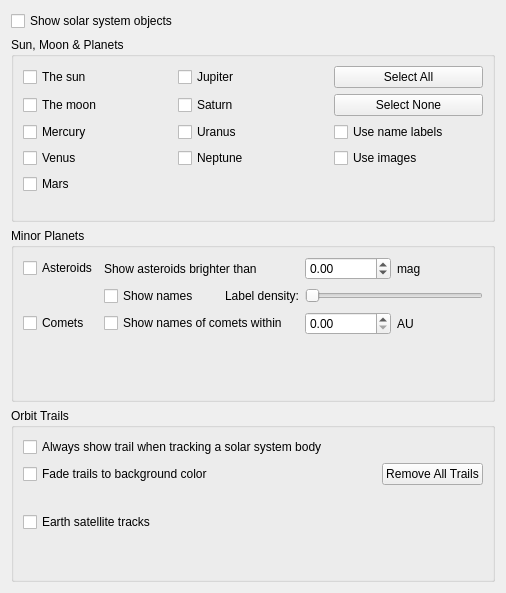
This is kstars/options/opssolarsystem.ui in KDE/kstars as Qt 5 draws it before an edit. The edited form follows.
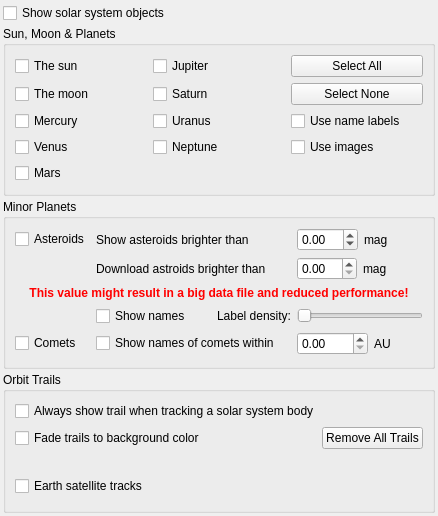
This is the edited form. Custom widgets are drawn as their Qt base class.

Patch:
```diff
--- a/kstars/options/opssolarsystem.ui
+++ b/kstars/options/opssolarsystem.ui
@@ -6,11 +6,26 @@
    <rect>
     <x>0</x>
     <y>0</y>
-    <width>506</width>
-    <height>593</height>
+    <width>438</width>
+    <height>516</height>
    </rect>
   </property>
   <layout class="QVBoxLayout">
+   <property name="spacing">
+    <number>3</number>
+   </property>
+   <property name="leftMargin">
+    <number>3</number>
+   </property>
+   <property name="topMargin">
+    <number>3</number>
+   </property>
+   <property name="rightMargin">
+    <number>3</number>
+   </property>
+   <property name="bottomMargin">
+    <number>3</number>
+   </property>
    <item>
     <widget class="QCheckBox" name="kcfg_ShowSolarSystem">
      <property name="text">
@@ -270,6 +285,36 @@
      <layout class="QVBoxLayout">
       <item>
        <layout class="QGridLayout">
+        <item row="3" column="0">
+         <spacer>
+          <property name="orientation">
+           <enum>Qt::Vertical</enum>
+          </property>
+          <property name="sizeType">
+           <enum>QSizePolicy::Fixed</enum>
+          </property>
+          <property name="sizeHint" stdset="0">
+           <size>
+            <width>20</width>
+            <height>16</height>
+           </size>
+          </property>
+         </spacer>
+        </item>
+        <item row="1" column="2">
+         <layout class="QHBoxLayout" name="horizontalLayout">
+          <item>
+           <widget class="QDoubleSpinBox" name="kcfg_MagLimitAsteroidDownload"/>
+          </item>
+          <item>
+           <widget class="QLabel" name="label_2">
+            <property name="text">
+             <string>mag</string>
+            </property>
+           </widget>
+          </item>
+         </layout>
+        </item>
         <item row="0" column="0">
          <widget class="QCheckBox" name="kcfg_ShowAsteroids">
           <property name="toolTip">
@@ -323,23 +368,7 @@
           </item>
          </layout>
         </item>
-        <item row="1" column="0">
-         <spacer>
-          <property name="orientation">
-           <enum>Qt::Vertical</enum>
-          </property>
-          <property name="sizeType">
-           <enum>QSizePolicy::Fixed</enum>
-          </property>
-          <property name="sizeHint" stdset="0">
-           <size>
-            <width>20</width>
-            <height>16</height>
-           </size>
-          </property>
-         </spacer>
-        </item>
-        <item row="1" column="1">
+        <item row="3" column="1">
          <layout class="QHBoxLayout">
           <item>
            <widget class="QCheckBox" name="kcfg_ShowAsteroidNames">
@@ -382,7 +411,7 @@
           </item>
          </layout>
         </item>
-        <item row="1" column="2">
+        <item row="3" column="2">
          <widget class="QSlider" name="kcfg_AsteroidLabelDensity">
           <property name="maximum">
            <number>20</number>
@@ -392,7 +421,7 @@
           </property>
          </widget>
         </item>
-        <item row="2" column="0">
+        <item row="4" column="0">
          <widget class="QCheckBox" name="kcfg_ShowComets">
           <property name="toolTip">
            <string>Draw comets?</string>
@@ -408,7 +437,7 @@
           </attribute>
          </widget>
         </item>
-        <item row="2" column="1">
+        <item row="4" column="1">
          <widget class="QCheckBox" name="kcfg_ShowCometNames">
           <property name="toolTip">
            <string>Show names of comets near the Sun</string>
@@ -424,7 +453,7 @@
           </attribute>
          </widget>
         </item>
-        <item row="2" column="2">
+        <item row="4" column="2">
          <layout class="QHBoxLayout">
           <item>
            <widget class="QDoubleSpinBox" name="kcfg_MaxRadCometName">
@@ -451,6 +480,26 @@
           </item>
          </layout>
         </item>
+        <item row="1" column="1">
+         <widget class="QLabel" name="label_3">
+          <property name="text">
+           <string>Download astroids brighter than</string>
+          </property>
+         </widget>
+        </item>
+        <item row="2" column="0" colspan="3">
+         <widget class="QLabel" name="MagLimitAsteroidDownloadWarning">
+          <property name="styleSheet">
+           <string notr="true">color:red; font-weight:bold;</string>
+          </property>
+          <property name="text">
+           <string>This value might result in a big data file and reduced performance!</string>
+          </property>
+          <property name="alignment">
+           <set>Qt::AlignCenter</set>
+          </property>
+         </widget>
+        </item>
        </layout>
       </item>
       <item>
```
